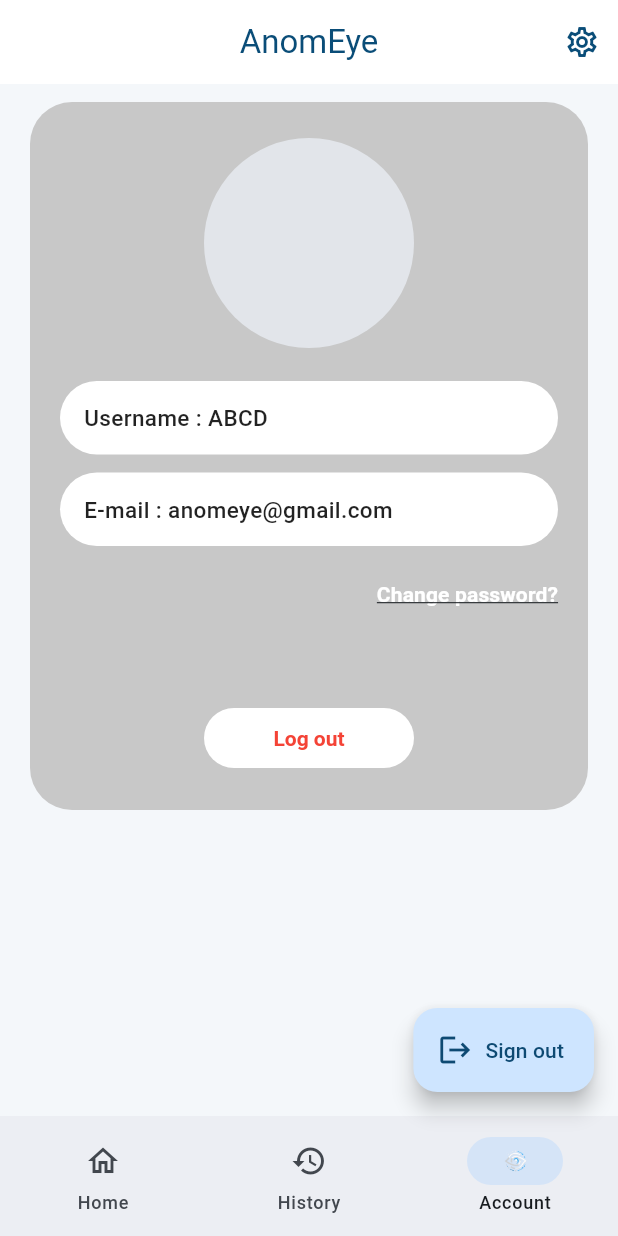
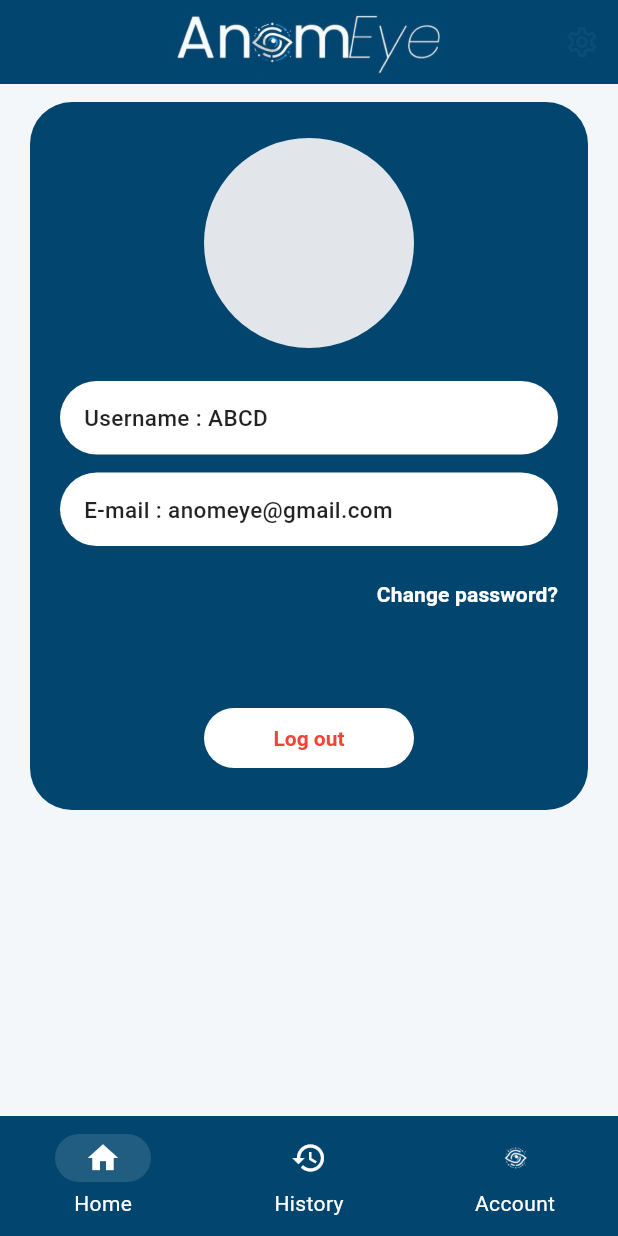
Before and after one commit to Hruto/APP-Criminal-Detection, a Flutter app: the AccountScreen screen opened by its route, on a phone screen of 412 x 824 dp. Run offline on Flutter 3.47's test engine with Material 3 defaults, Android fonts, the phone set to English and light mode, and no system bars; our stand-ins replace dio, flutter_riverpod, go_router.

Commit message:
third commit

```diff
--- a/lib/router/app_router.dart
+++ b/lib/router/app_router.dart
@@ -35,12 +35,12 @@ final appRouterProvider = Provider<GoRouter>((ref) {
       GoRoute(
         path: '/sign-in',
         name: 'sign-in',
-        builder: (context, state) => const SignInScreen(),
+        pageBuilder: (context, state) => const NoTransitionPage(child: SignInScreen()),
       ),
       GoRoute(
         path: '/',
         name: 'home',
-        builder: (context, state) => const HomeDashboard(),
+        pageBuilder: (context, state) => const NoTransitionPage(child: HomeDashboard()),
       ),
       GoRoute(
         path: '/camera/:id',
@@ -57,18 +57,12 @@ final appRouterProvider = Provider<GoRouter>((ref) {
       GoRoute(
         path: '/sign-up',
         name: 'sign-up',
-        pageBuilder: (context, state) => _slidePage(
-          state: state,
-          child: const SignUpScreen(),
-        ),
+        pageBuilder: (context, state) => const NoTransitionPage(child: SignUpScreen())
       ),
       GoRoute(
         path: '/history',
         name: 'history',
-        pageBuilder: (context, state) => _slidePage(
-          state: state,
-          child: const AnomalyHistoryScreen(),
-        ),
+        pageBuilder: (context, state) => const NoTransitionPage(child: AnomalyHistoryScreen())
       ),
       GoRoute(
         path: '/settings',
@@ -78,10 +72,7 @@ final appRouterProvider = Provider<GoRouter>((ref) {
       GoRoute(
         path: '/account',
         name: 'account',
-        pageBuilder: (context, state) => _slidePage(
-          state: state,
-          child: const AccountScreen(),
-        ),
+        pageBuilder: (context, state) => const NoTransitionPage(child: AccountScreen())
       ),
     ],
     redirect: (context, state) {
--- a/lib/screens/account_screen.dart
+++ b/lib/screens/account_screen.dart
@@ -7,14 +7,18 @@ class AccountScreen extends ConsumerWidget {
   const AccountScreen({super.key});
 
   @override
-  Widget build(BuildContext context, WidgetRef ref) {
-    const blue = Color.fromARGB(255, 200, 200, 200); // biru utama
+  Widget build(BuildContext context, WidgetRef ref) { // biru utama
     const bg = Color(0xFFF4F7FA);   // latar belakang lembut
 
     return Scaffold(
       backgroundColor: bg,
       appBar: AppBar(
-        title: const Text('AnomEye'),
+        backgroundColor: const Color(0xFF024670),
+        centerTitle: true,
+        title: SizedBox(
+          height: 50,
+          child: Image.asset('assets/images/anomeye.png',fit: BoxFit.contain,),
+        ),
         actions: [
           IconButton(
             onPressed: () => context.push('/settings'),
@@ -32,7 +36,7 @@ class AccountScreen extends ConsumerWidget {
               width: double.infinity,
               padding: const EdgeInsets.fromLTRB(20, 24, 20, 24),
               decoration: BoxDecoration(
-                color: blue,
+                color: Color(0xFF024670),
                 borderRadius: BorderRadius.circular(28),
               ),
               child: Column(
@@ -68,7 +72,6 @@ class AccountScreen extends ConsumerWidget {
                       child: const Text(
                         'Change password?',
                         style: TextStyle(
-                          decoration: TextDecoration.underline,
                           fontWeight: FontWeight.w600,
                         ),
                       ),
@@ -104,15 +107,43 @@ class AccountScreen extends ConsumerWidget {
           ],
         ),
       ),
-      bottomNavigationBar: NavigationBar(
+      bottomNavigationBar: NavigationBarTheme(
+        data: const NavigationBarThemeData(
+          backgroundColor: Color(0xFF024670),
+          indicatorColor: Colors.white12,
+          iconTheme:
+              MaterialStatePropertyAll(IconThemeData(color: Colors.white)),
+          labelTextStyle:
+              MaterialStatePropertyAll(TextStyle(color: Colors.white)),
+        ),
+        child: NavigationBar(
+          selectedIndex: 0,
           destinations: [
-          const NavigationDestination(icon: Icon(Icons.home_outlined), label: 'Home'),
-          const NavigationDestination(icon: Icon(Icons.history_outlined), label: 'History'),
-
-          // Logo dari assets
+            const NavigationDestination(
+              icon: Icon(Icons.home_outlined, color: Colors.white),
+              selectedIcon: Icon(Icons.home, color: Colors.white),
+              label: 'Home',
+            ),
+            const NavigationDestination(
+              icon: Icon(Icons.history_outlined, color: Colors.white),
+              selectedIcon: Icon(Icons.history, color: Colors.white),
+              label: 'History',
+            ),
             NavigationDestination(
-            icon: Image.asset('assets/images/logo_anomeye.png', width: 24, height: 24),
-            selectedIcon: Image.asset('assets/images/logo_anomeye.png', width: 28, height: 28),
+              icon: Image.asset(
+                'assets/images/logo_anomeye.png',
+                width: 28,
+                height: 28,
+                color: Colors.white, // tint putih untuk asset
+                colorBlendMode: BlendMode.srcIn,
+              ),
+              selectedIcon: Image.asset(
+                'assets/images/logo_anomeye.png',
+                width: 30,
+                height: 30,
+                color: Colors.white,
+                colorBlendMode: BlendMode.srcIn,
+              ),
               label: 'Account',
               tooltip: 'Account',
             ),
@@ -122,16 +153,7 @@ class AccountScreen extends ConsumerWidget {
           if (i == 1) context.go('/history');
           if (i == 2) context.go('/account');
         },
-        selectedIndex: 2,
       ),
-      floatingActionButton: FloatingActionButton.extended(
-        onPressed: () {
-          // Quick sign-out demo
-          ref.read(authStateProvider.notifier).state = false;
-          context.go('/sign-in');
-        },
-        label: const Text('Sign out'),
-        icon: const Icon(Icons.logout),
       ),
     );
   }
--- a/lib/ui/auth/auth_scaffold.dart
+++ b/lib/ui/auth/auth_scaffold.dart
@@ -1,5 +1,5 @@
 import 'package:flutter/material.dart';
-import 'auth_theme.dart';
+import 'package:anomeye/ui/auth/auth_theme.dart';
 
 class AuthScaffold extends StatelessWidget {
   const AuthScaffold({
@@ -131,7 +131,7 @@ class AuthScaffold extends StatelessWidget {
                                 const SizedBox(height: 8),
                                 Stack(
                                   children: [
-                                    Container(height: 2, color: const Color(0xFFE5EDF2)),
+                                    Container(height: 2, color: const Color(0xFF024670)),
                                     Align(
                                       alignment: activeTab == 0
                                           ? Alignment.centerLeft
--- a/lib/ui/auth/forgot_password.dart
+++ b/lib/ui/auth/forgot_password.dart
@@ -101,7 +101,7 @@ class _ForgotPasswordScreenState extends ConsumerState<ForgotPasswordScreen> {
               mainAxisAlignment: MainAxisAlignment.center,
               children: [
                 const Text(
-                  "Already have an account.",
+                  'Already have an account.',
                   style: TextStyle(fontSize: 12.5, color: Colors.black54),
                 ),
                 InkWell(
--- a/pubspec.yaml
+++ b/pubspec.yaml
@@ -25,3 +25,5 @@ flutter:
   uses-material-design: true
   assets:
     - assets/images/logo_anomeye.png
+    - assets/images/anomeye.png
+    - assets/images/icon.png
```
Also changed, not shown: lib/screens/anomaly_history.dart (+33 -19 lines), lib/screens/home_dashboard.dart (+35 -20 lines), assets/images/anomeye.png (added), assets/images/icon.png (added), assets/images/logo_anomeye.png. Lines whose indentation alone changed are shown as unchanged.
